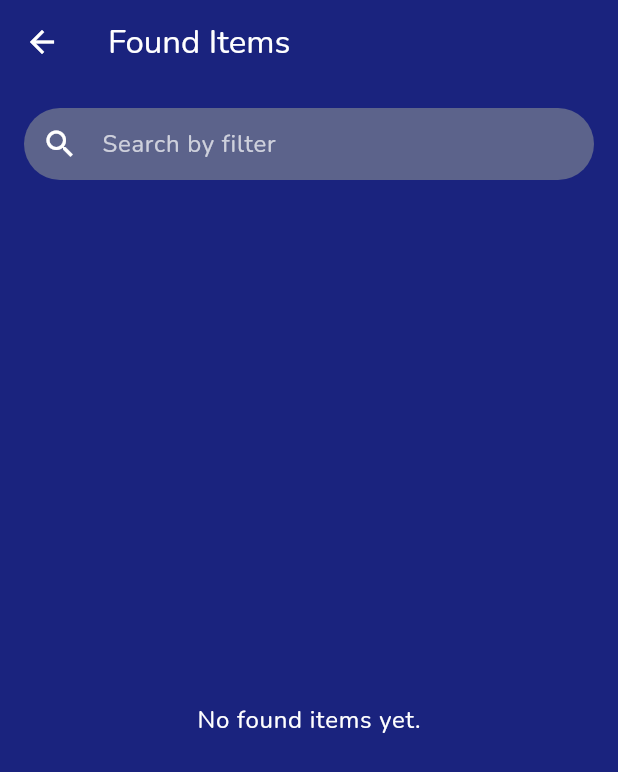
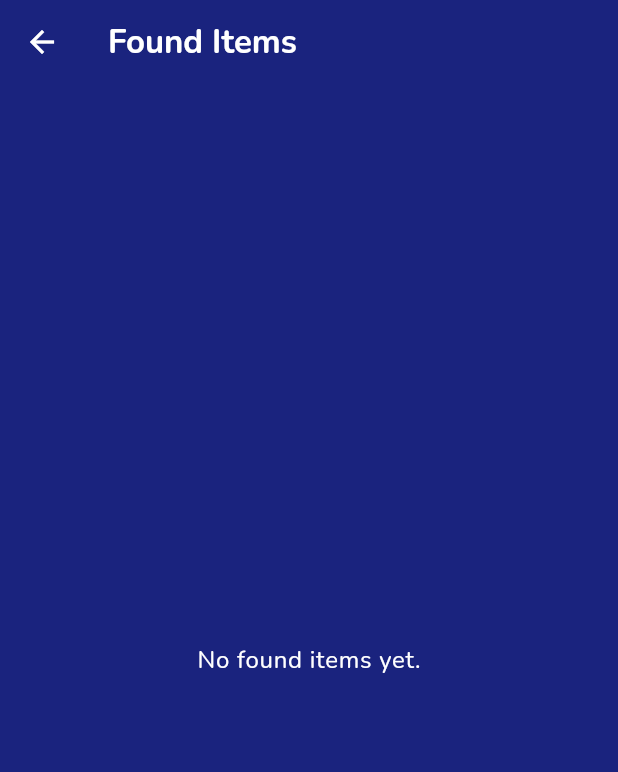
Before and after one commit to k-ndorbor/campus-lost-and-found, a Flutter app: the FoundItemsScreen screen opened by its route, on a phone screen of 412 x 824 dp. Shown: the top 772 px of the screen. Run offline on Flutter 3.47's test engine with Material 3 defaults, Android fonts, the light colour scheme and no system bars; our stand-ins replace cached_network_image, cloud_firestore, firebase_auth, firebase_core, go_router, google_fonts and 1 more; missing offline and left inert: cloudinary_sdk; accounts and stored records are empty.

Commit message:
update screen

```diff
--- a/lib/screens/found_items_screen.dart
+++ b/lib/screens/found_items_screen.dart
@@ -12,7 +12,7 @@ class FoundItemsScreen extends StatelessWidget {
   Widget build(BuildContext context) {
     return Scaffold(
       appBar: AppBar(
-        title: const Text('Found Items', style: TextStyle(color: Colors.white)),
+        title: const Text('Found Items', style: TextStyle(color: Colors.white, fontWeight: FontWeight.bold)),
         backgroundColor: const Color(0xFF1A237E),
         leading: IconButton(
           icon: const Icon(Icons.arrow_back, color: Colors.white),
@@ -22,25 +22,6 @@ class FoundItemsScreen extends StatelessWidget {
       backgroundColor: const Color(0xFF1A237E),
       body: Column(
         children: [
-          Padding(
-            padding: const EdgeInsets.all(16.0),
-            child: TextField(
-              focusNode: FocusNode(),
-              decoration: InputDecoration(
-                hintText: 'Search by filter',
-                prefixIcon: const Icon(Icons.search, color: Colors.white),
-                border: OutlineInputBorder(
-                  borderRadius: BorderRadius.circular(30.0),
-                  borderSide: BorderSide.none,
-                ),
-                filled: true,
-                fillColor: const Color(0xFF5c638b),
-                hintStyle: const TextStyle(color: Colors.white70),
-                contentPadding: const EdgeInsets.symmetric(vertical: 0),
-              ),
-              style: const TextStyle(color: Colors.white),
-            ),
-          ),
           Expanded(
             child: StreamBuilder<QuerySnapshot>(
               stream: FirebaseFirestore.instance
@@ -82,7 +63,7 @@ class FoundItemsScreen extends StatelessWidget {
 
                 final items = snapshot.data!.docs;
                 return ListView.builder(
-                  padding: const EdgeInsets.symmetric(horizontal: 16.0),
+                  padding: const EdgeInsets.all(16.0),
                   itemCount: items.length,
                   itemBuilder: (context, index) {
                     final doc = items[index];
@@ -91,9 +72,8 @@ class FoundItemsScreen extends StatelessWidget {
                     return Card(
                       margin: const EdgeInsets.only(bottom: 12.0),
                       color: const Color(0xFF5c638b),
-                      child: InkWell(
+                      child: GestureDetector(
                         onTap: () => context.go('/items/${doc.id}'),
-                        borderRadius: BorderRadius.circular(12.0),
                         child: Padding(
                           padding: const EdgeInsets.all(12.0),
                           child: Row(
```
